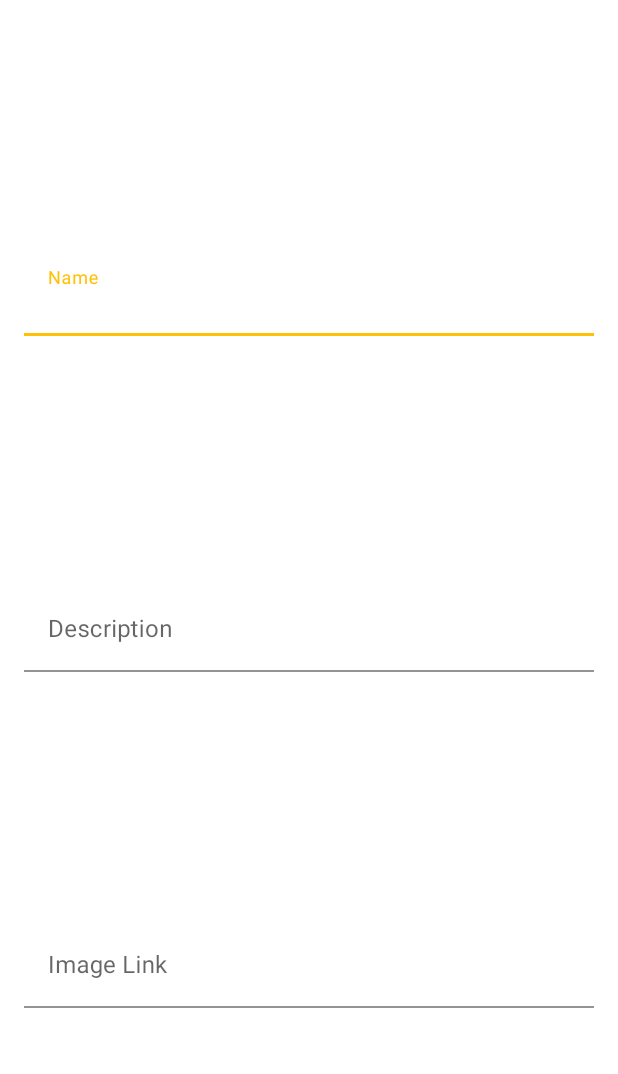
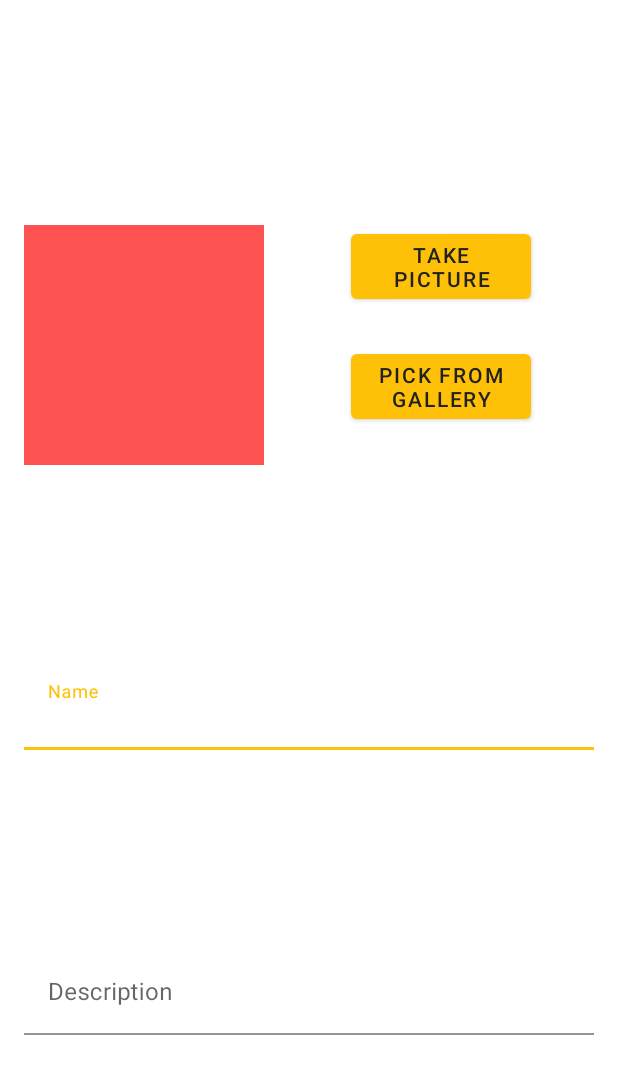
Before and after one commit to Elizav555/GiftGiver, an Android app: the layout dialog_add_gift.xml on its own in the app's theme, with its tools: preview values and no code run, on a phone screen of 412 x 824 dp. Shown: the top 1074 px of the screen. Run offline under Robolectric (Android 15) with nearby library versions, the phone set to English and light mode, and no system bars.

Commit message:
ImageStorage.kt added and loading using camera and disk implementing

```diff
--- a/app/build.gradle
+++ b/app/build.gradle
@@ -78,6 +78,7 @@ dependencies {
     //firebase
     implementation platform('com.google.firebase:firebase-bom:29.0.0')
     implementation 'com.google.firebase:firebase-firestore-ktx'
+    implementation 'com.google.firebase:firebase-storage'
 
     implementation("org.jetbrains.kotlin:kotlin-reflect:1.6.10")
 }
--- a/app/src/main/java/com/example/giftgiver/domain/entities/Gift.kt
+++ b/app/src/main/java/com/example/giftgiver/domain/entities/Gift.kt
@@ -8,6 +8,6 @@ data class Gift(
     val name: String,
     val forUser: Long,
     val desc: String?,
-    val imageUrl: String?,
+    var imageUrl: String?,
     var isChosen: Boolean = false,
 ) : Parcelable
--- a/app/src/main/java/com/example/giftgiver/domain/usecase/LoadFriendsVK.kt
+++ b/app/src/main/java/com/example/giftgiver/domain/usecase/LoadFriendsVK.kt
@@ -30,9 +30,9 @@ class LoadFriendsVK(
 
     suspend fun loadFriends(vkId: Long): List<User> {
         val friendsVK = loadAllFriends(vkId)
-        // return friendsVK.sortedBy{ user -> user.name }
-        return friendsVK.filter { friend -> clientsRep.getClientByVkId(friend.vkId) != null }
-            .sortedByDescending { user -> user.name }
+       return friendsVK.sortedBy{ user -> user.name }
+      //  return friendsVK.filter { friend -> clientsRep.getClientByVkId(friend.vkId) != null }
+      //      .sortedByDescending { user -> user.name }
     }
 
     private suspend fun loadAllFriends(vkId: Long): List<User> {
--- a/app/src/main/res/layout/dialog_add_gift.xml
+++ b/app/src/main/res/layout/dialog_add_gift.xml
@@ -6,17 +6,52 @@
     android:layout_height="match_parent"
     tools:context=".presentation.fragments.AddGiftDialog">
 
+    <Button
+        android:id="@+id/btn_camera"
+        android:layout_width="120dp"
+        android:layout_height="wrap_content"
+        android:layout_marginStart="24dp"
+        android:layout_marginEnd="24dp"
+        android:text="Take picture"
+        app:layout_constraintEnd_toEndOf="parent"
+        app:layout_constraintStart_toEndOf="@+id/iv_image"
+        app:layout_constraintTop_toTopOf="@+id/iv_image" />
+
+    <ImageView
+        android:id="@+id/iv_image"
+        android:layout_width="160dp"
+        android:layout_height="160dp"
+        android:layout_marginStart="16dp"
+        android:layout_marginTop="16dp"
+        android:scaleType="fitCenter"
+        app:layout_constraintBottom_toTopOf="@+id/til_name"
+        app:layout_constraintStart_toStartOf="parent"
+        app:layout_constraintTop_toTopOf="parent"
+        app:srcCompat="@color/accent"
+        tools:srcCompat="@tools:sample/avatars" />
+
+    <Button
+        android:id="@+id/btn_gallery"
+        android:layout_width="120dp"
+        android:layout_height="wrap_content"
+        android:layout_marginStart="24dp"
+        android:layout_marginEnd="24dp"
+        android:text="Pick from gallery"
+        app:layout_constraintBottom_toBottomOf="@+id/iv_image"
+        app:layout_constraintEnd_toEndOf="parent"
+        app:layout_constraintStart_toEndOf="@+id/iv_image"
+        app:layout_constraintTop_toBottomOf="@+id/btn_camera" />
+
     <com.google.android.material.textfield.TextInputLayout
         android:id="@+id/til_name"
         android:layout_width="match_parent"
         android:layout_height="wrap_content"
         android:layout_marginStart="16dp"
-        android:layout_marginTop="16dp"
         android:layout_marginEnd="16dp"
         app:layout_constraintBottom_toTopOf="@+id/til_desc"
         app:layout_constraintEnd_toEndOf="parent"
         app:layout_constraintStart_toStartOf="parent"
-        app:layout_constraintTop_toTopOf="parent">
+        app:layout_constraintTop_toBottomOf="@+id/iv_image">
 
         <com.google.android.material.textfield.TextInputEditText
             android:id="@+id/et_name"
@@ -27,34 +62,12 @@
     </com.google.android.material.textfield.TextInputLayout>
 
     <com.google.android.material.textfield.TextInputLayout
-        android:id="@+id/til_image_link"
-        android:layout_width="match_parent"
-        android:layout_height="wrap_content"
-        android:layout_marginStart="16dp"
-        android:layout_marginTop="16dp"
-        android:layout_marginEnd="16dp"
-        app:layout_constraintBottom_toBottomOf="parent"
-        app:layout_constraintEnd_toEndOf="parent"
-        app:layout_constraintStart_toStartOf="parent"
-        app:layout_constraintTop_toBottomOf="@+id/til_desc">
-
-        <com.google.android.material.textfield.TextInputEditText
-            android:id="@+id/et_image_link"
-            android:layout_width="match_parent"
-            android:layout_height="wrap_content"
-            android:backgroundTint="@color/white"
-            android:hint="@string/image_link"
-            android:inputType="text" />
-    </com.google.android.material.textfield.TextInputLayout>
-
-    <com.google.android.material.textfield.TextInputLayout
         android:id="@+id/til_desc"
         android:layout_width="match_parent"
         android:layout_height="wrap_content"
         android:layout_marginStart="16dp"
-        android:layout_marginTop="16dp"
         android:layout_marginEnd="16dp"
-        app:layout_constraintBottom_toTopOf="@+id/til_image_link"
+        app:layout_constraintBottom_toBottomOf="parent"
         app:layout_constraintEnd_toEndOf="parent"
         app:layout_constraintStart_toStartOf="parent"
         app:layout_constraintTop_toBottomOf="@+id/til_name">
--- a/app/src/main/res/values/strings.xml
+++ b/app/src/main/res/values/strings.xml
@@ -32,4 +32,5 @@
     <string name="add_delete_from_fav">Add/Delete from fav</string>
     <string name="change_image">Change image</string>
     <string name="goback">GoBack</string>
+    <string name="save">Save</string>
 </resources>
```
Also changed, not shown: app/src/main/java/com/example/giftgiver/data/firebase/ImageStorage.kt (added, +46 -0 lines), app/src/main/java/com/example/giftgiver/presentation/fragments/AddGiftDialog.kt (+70 -17 lines), app/src/main/java/com/example/giftgiver/presentation/fragments/ChangeGiftDialog.kt (deleted, +0 -51 lines), app/src/main/java/com/example/giftgiver/presentation/fragments/GiftFragment.kt (+20 -14 lines), app/src/main/java/com/example/giftgiver/presentation/fragments/ImageDialogFragment.kt (deleted, +0 -81 lines), app/src/main/java/com/example/giftgiver/presentation/fragments/WishlistFragment.kt (+20 -5 lines), app/src/main/res/layout/dialog_image.xml (deleted, +0 -39 lines), app/src/main/res/menu/menu_edit.xml (+5 -5 lines).
